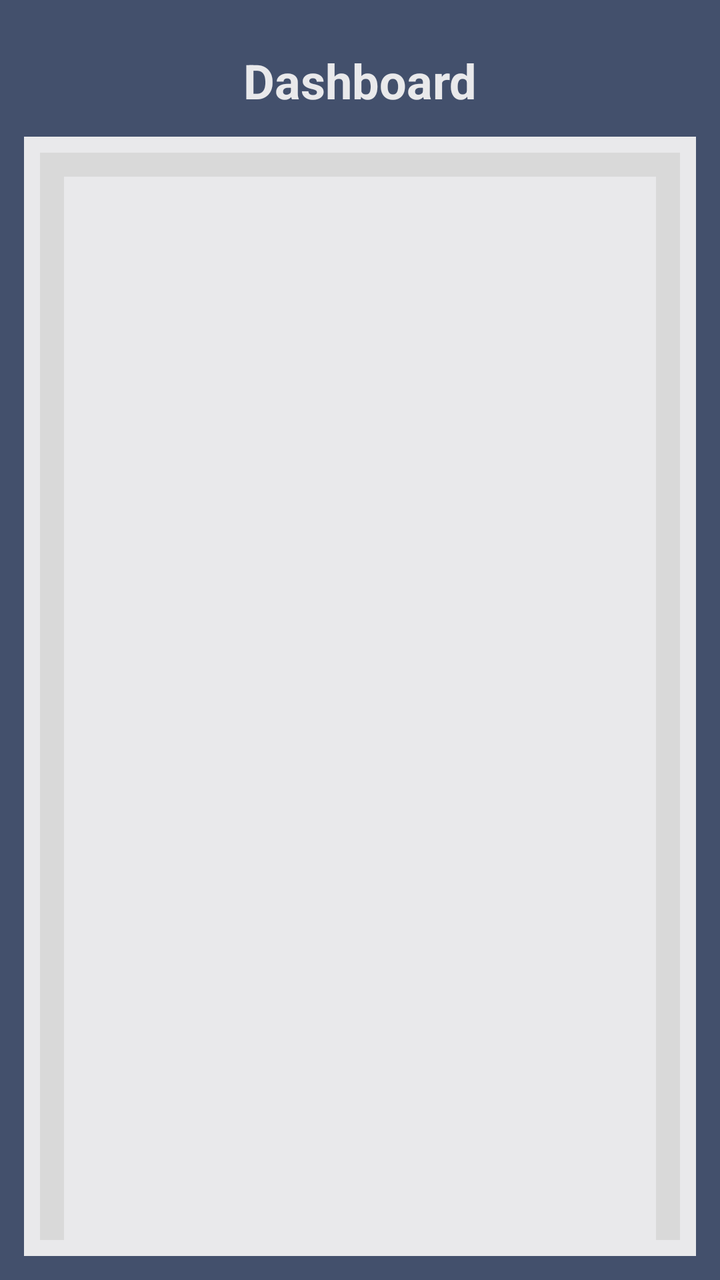
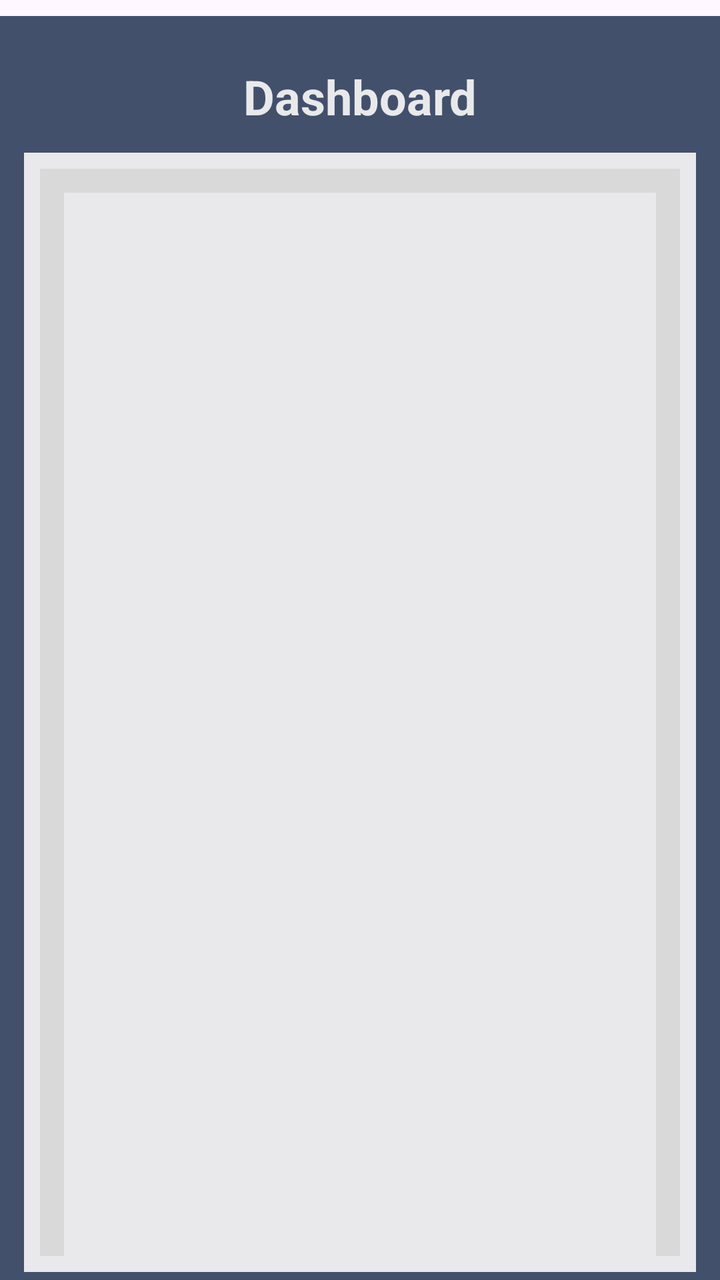

An Android layout rendered at two revisions. The XML below is the earlier revision; the diff shows what the commit changed to produce the second picture.
<!-- AndroidManifest.xml: application theme Theme.QuokkaPuffEvents -->
<!-- res/layout/home_fragment.xml -->
<?xml version="1.0" encoding="utf-8"?>
<androidx.constraintlayout.widget.ConstraintLayout xmlns:android="http://schemas.android.com/apk/res/android"
    android:layout_width="match_parent"
    android:layout_height="match_parent">
    <LinearLayout
        android:id="@+id/dashboardEventsContainer"
        android:layout_width="match_parent"
        android:layout_height="wrap_content"
        android:layout_marginTop="8dp"
        android:layout_marginBottom="8dp"
        android:background="@color/mainblue"
        android:padding="12dp"
        android:orientation="vertical">

        <TextView
            android:layout_width="match_parent"
            android:layout_height="wrap_content"
            android:padding="12dp"
            android:text="Dashboard"
            android:textAlignment="center"
            android:textColor="@color/white"
            android:textSize="24dp"
            android:textStyle="bold" />

        <LinearLayout
            android:layout_width="match_parent"
            android:layout_height="wrap_content"
            android:padding="8dp"
            android:background="@color/white"
            android:orientation="vertical">

            <LinearLayout
                android:layout_width="match_parent"
                android:layout_height="wrap_content"
                android:background="@color/greyaccent"
                android:orientation="vertical">

                <ListView
                    android:id="@+id/waiting_events_listview"
                    android:layout_width="match_parent"
                    android:layout_height="600dp"
                    android:layout_margin="12dp"
                    android:background="@color/white"/>
            </LinearLayout>


        </LinearLayout>




    </LinearLayout>

</androidx.constraintlayout.widget.ConstraintLayout>
<!-- resources referenced by this layout -->
<resources>
  <color name="greyaccent">#D9D9D9</color>
  <color name="mainblue">#43506C</color>
  <color name="white">#E9E9EB</color>
  <style name="Theme.QuokkaPuffEvents" parent="Base.Theme.QuokkaPuffEvents" />
  <style name="Base.Theme.QuokkaPuffEvents" parent="Theme.Material3.DayNight.NoActionBar">
          
          
      </style>
</resources>

<!-- the commit's change to res/layout/home_fragment.xml (unified diff, before → after) -->
@@ -1,8 +1,11 @@
 <?xml version="1.0" encoding="utf-8"?>
 <androidx.constraintlayout.widget.ConstraintLayout xmlns:android="http://schemas.android.com/apk/res/android"
     android:layout_width="match_parent"
-    android:layout_height="match_parent">
+    android:layout_height="match_parent"
+    xmlns:app="http://schemas.android.com/apk/res-auto">
     <LinearLayout
+        app:layout_constraintTop_toTopOf="parent"
+        app:layout_constraintStart_toStartOf="parent"
         android:id="@+id/dashboardEventsContainer"
         android:layout_width="match_parent"
         android:layout_height="wrap_content"
